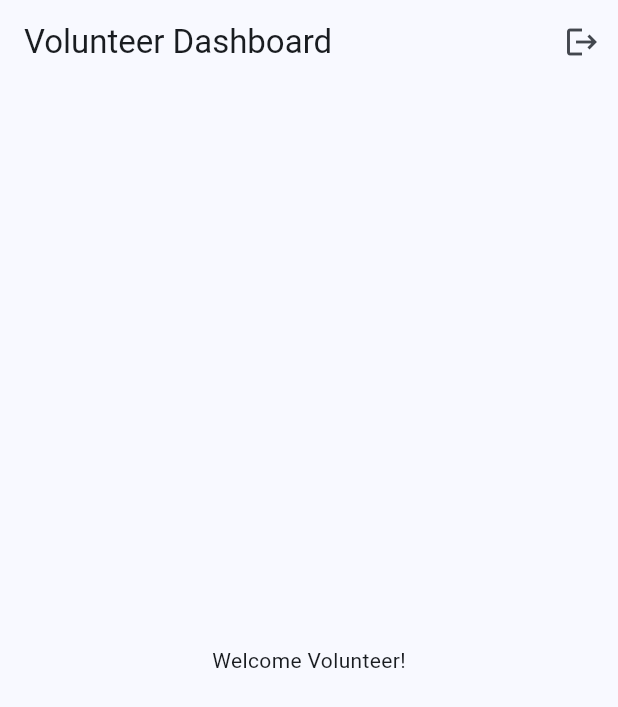
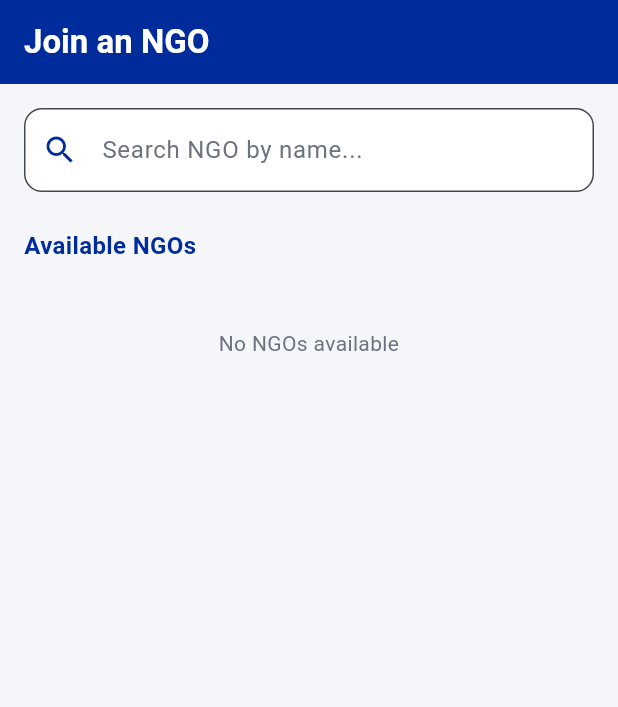
Before and after one commit to urastogi2048/Flux, a Flutter app: the VolunteerSetupScreen screen opened directly, after a tap on "Complete Setup", on a phone screen of 412 x 824 dp. Shown: the top 707 px of the screen. Run offline on Flutter 3.47's test engine with Material 3 defaults, Android fonts, the phone set to English and light mode, and no system bars; our stand-ins replace cloud_firestore, file_picker, firebase_auth, firebase_core, flutter_riverpod, google_sign_in; accounts and stored records are empty; network calls fail.

Commit message:
feat:added ngo joining screen

```diff
--- a/flux_app/lib/screens/authscreens/volunteer_setup_screen.dart
+++ b/flux_app/lib/screens/authscreens/volunteer_setup_screen.dart
@@ -5,7 +5,7 @@ import 'package:cloud_firestore/cloud_firestore.dart';
 import '../../providers/auth_provider.dart';
 import '../../models/usermodel.dart';
 import '../../models/volunteermodel.dart';
-import '../dashboards/volunteer_dashboard.dart';
+import '../volunteer/ngo_search_join_screen.dart';
 
 class VolunteerSetupScreen extends ConsumerStatefulWidget {
   const VolunteerSetupScreen({super.key});
@@ -60,7 +60,9 @@ class _VolunteerSetupScreenState extends ConsumerState<VolunteerSetupScreen> {
     if (mounted) {
       setState(() => _isLoading = false);
       Navigator.of(context).pushAndRemoveUntil(
-        MaterialPageRoute(builder: (context) => const VolunteerDashboard()),
+        MaterialPageRoute(
+          builder: (context) => NGOSearchJoinScreen(volunteerUid: user.uid),
+        ),
         (route) => false,
       );
     }
--- /dev/null
+++ b/flux_app/lib/screens/volunteer/ngo_search_join_screen.dart
@@ -0,0 +1,321 @@
+import 'package:flutter/material.dart';
+import 'package:flutter_riverpod/flutter_riverpod.dart';
+import 'package:cloud_firestore/cloud_firestore.dart';
+import '../../providers/auth_provider.dart';
+import '../../models/ngomodel.dart';
+import '../volunteer/volunteerlanding.dart';
+
+class NGOSearchJoinScreen extends ConsumerStatefulWidget {
+  final String volunteerUid;
+
+  const NGOSearchJoinScreen({super.key, required this.volunteerUid});
+
+  @override
+  ConsumerState<NGOSearchJoinScreen> createState() => _NGOSearchJoinScreenState();
+}
+
+class _NGOSearchJoinScreenState extends ConsumerState<NGOSearchJoinScreen> {
+  final _searchCtrl = TextEditingController();
+  late FirebaseFirestore _firestore;
+
+  static const Color _navy = Color(0xFF002B9A);
+  static const Color _sky = Color(0xFFCDE8FF);
+  static const Color _pageBg = Color(0xFFF4F6F9);
+  static const Color _labelGrey = Color(0xFF6B7280);
+  static const Color _completeGreen = Color(0xFF1B8A4A);
+
+  List<Map<String, dynamic>> _allNGOs = [];
+  List<Map<String, dynamic>> _filteredNGOs = [];
+  List<String> _joinedNGOIds = [];
+  bool _isLoading = true;
+  String _searchQuery = '';
+
+  @override
+  void initState() {
+    super.initState();
+    _firestore = FirebaseFirestore.instance;
+    _fetchNGOs();
+  }
+
+  Future<void> _fetchNGOs() async {
+    try {
+      // Fetch all active NGOs
+      final snapshot = await _firestore
+          .collection('ngos')
+          .where('isActive', isEqualTo: true)
+          .get();
+
+      // Fetch user's joined NGOs
+      final userDoc = await _firestore.collection('users').doc(widget.volunteerUid).get();
+      final userNgoid = List<String>.from(userDoc.data()?['ngoid'] ?? []);
+
+      setState(() {
+        _allNGOs = snapshot.docs.map((doc) => doc.data()).toList();
+        _joinedNGOIds = userNgoid;
+        _filteredNGOs = _allNGOs;
+        _isLoading = false;
+      });
+    } catch (e) {
+      print("Error fetching NGOs: $e");
+      setState(() => _isLoading = false);
+      if (mounted) {
+        ScaffoldMessenger.of(context).showSnackBar(
+          SnackBar(content: Text('Error loading NGOs: $e')),
+        );
+      }
+    }
+  }
+
+  void _filterNGOs(String query) {
+    setState(() {
+      _searchQuery = query.toLowerCase();
+      if (_searchQuery.isEmpty) {
+        _filteredNGOs = _allNGOs;
+      } else {
+        _filteredNGOs = _allNGOs
+            .where((ngo) => (ngo['name'] ?? '').toLowerCase().contains(_searchQuery))
+            .toList();
+      }
+    });
+  }
+
+  Future<void> _joinNGO(String ngoid) async {
+    try {
+      final authService = ref.read(authServiceProvider);
+      final success = await authService.assignVolunteerToNGO(
+        volunteerUid: widget.volunteerUid,
+        ngoid: ngoid,
+      );
+
+      if (success) {
+        setState(() {
+          _joinedNGOIds.add(ngoid);
+        });
+
+        if (mounted) {
+          ScaffoldMessenger.of(context).showSnackBar(
+            const SnackBar(content: Text('Successfully joined NGO!')),
+          );
+
+          // Refresh user details and navigate
+          await Future.delayed(const Duration(milliseconds: 500));
+          if (mounted) {
+            Navigator.of(context).pushAndRemoveUntil(
+              MaterialPageRoute(builder: (context) => const VolunteerLanding()),
+              (route) => false,
+            );
+          }
+        }
+      }
+    } catch (e) {
+      print("Error joining NGO: $e");
+      if (mounted) {
+        ScaffoldMessenger.of(context).showSnackBar(
+          SnackBar(content: Text('Error joining NGO: $e')),
+        );
+      }
+    }
+  }
+
+  @override
+  Widget build(BuildContext context) {
+    return Scaffold(
+      backgroundColor: _pageBg,
+      appBar: AppBar(
+        backgroundColor: _navy,
+        title: const Text(
+          'Join an NGO',
+          style: TextStyle(color: Colors.white, fontWeight: FontWeight.bold),
+        ),
+        elevation: 0,
+      ),
+      body: _isLoading
+          ? const Center(child: CircularProgressIndicator())
+          : SingleChildScrollView(
+              padding: const EdgeInsets.all(16.0),
+              child: Column(
+                crossAxisAlignment: CrossAxisAlignment.stretch,
+                children: [
+                  // Search Bar
+                  TextField(
+                    controller: _searchCtrl,
+                    onChanged: _filterNGOs,
+                    decoration: InputDecoration(
+                      hintText: 'Search NGO by name...',
+                      hintStyle: const TextStyle(color: _labelGrey),
+                      prefixIcon: const Icon(Icons.search, color: _navy),
+                      suffixIcon: _searchQuery.isNotEmpty
+                          ? IconButton(
+                              icon: const Icon(Icons.clear),
+                              onPressed: () {
+                                _searchCtrl.clear();
+                                _filterNGOs('');
+                              },
+                            )
+                          : null,
+                      border: OutlineInputBorder(
+                        borderRadius: BorderRadius.circular(12),
+                        borderSide: const BorderSide(color: _sky),
+                      ),
+                      filled: true,
+                      fillColor: Colors.white,
+                    ),
+                  ),
+                  const SizedBox(height: 24),
+
+                  // Already Joined Section
+                  if (_joinedNGOIds.isNotEmpty) ...[
+                    Text(
+                      'My NGOs (${_joinedNGOIds.length})',
+                      style: const TextStyle(
+                        fontSize: 16,
+                        fontWeight: FontWeight.bold,
+                        color: _navy,
+                      ),
+                    ),
+                    const SizedBox(height: 12),
+                    ..._allNGOs
+                        .where((ngo) => _joinedNGOIds.contains(ngo['ngoid']))
+                        .map((ngo) => _buildNGOCard(ngo, isJoined: true))
+                        .toList(),
+                    const SizedBox(height: 24),
+                  ],
+
+                  // Available NGOs Section
+                  Text(
+                    'Available NGOs',
+                    style: const TextStyle(
+                      fontSize: 16,
+                      fontWeight: FontWeight.bold,
+                      color: _navy,
+                    ),
+                  ),
+                  const SizedBox(height: 12),
+                  if (_filteredNGOs.isEmpty)
+                    Center(
+                      child: Padding(
+                        padding: const EdgeInsets.all(32.0),
+                        child: Text(
+                          _searchQuery.isEmpty
+                              ? 'No NGOs available'
+                              : 'No NGOs found matching "$_searchQuery"',
+                          style: const TextStyle(color: _labelGrey),
+                          textAlign: TextAlign.center,
+                        ),
+                      ),
+                    )
+                  else
+                    ..._filteredNGOs
+                        .where((ngo) => !_joinedNGOIds.contains(ngo['ngoid']))
+                        .map((ngo) => _buildNGOCard(ngo, isJoined: false))
+                        .toList(),
+                ],
+              ),
+            ),
+    );
+  }
+
+  Widget _buildNGOCard(Map<String, dynamic> ngo, {required bool isJoined}) {
+    return Container(
+      margin: const EdgeInsets.only(bottom: 12),
+      decoration: BoxDecoration(
+        color: Colors.white,
+        border: Border.all(color: isJoined ? _completeGreen : _sky),
+        borderRadius: BorderRadius.circular(12),
+      ),
+      child: Padding(
+        padding: const EdgeInsets.all(16),
+        child: Column(
+          crossAxisAlignment: CrossAxisAlignment.start,
+          children: [
+            Row(
+              mainAxisAlignment: MainAxisAlignment.spaceBetween,
+              children: [
+                Expanded(
+                  child: Column(
+                    crossAxisAlignment: CrossAxisAlignment.start,
+                    children: [
+                      Text(
+                        ngo['name'] ?? 'Unknown NGO',
+                        style: const TextStyle(
+                          fontSize: 16,
+                          fontWeight: FontWeight.bold,
+                          color: _navy,
+                        ),
+                        maxLines: 2,
+                        overflow: TextOverflow.ellipsis,
+                      ),
+                      const SizedBox(height: 4),
+                      Text(
+                        ngo['ngotype'] ?? '',
+                        style: const TextStyle(
+                          fontSize: 12,
+                          color: _labelGrey,
+                        ),
+                      ),
+                    ],
+                  ),
+                ),
+                if (isJoined)
+                  Container(
+                    padding: const EdgeInsets.symmetric(horizontal: 8, vertical: 4),
+                    decoration: BoxDecoration(
+                      color: _completeGreen.withOpacity(0.2),
+                      borderRadius: BorderRadius.circular(8),
+                    ),
+                    child: const Text(
+                      'Joined',
+                      style: TextStyle(
+                        color: _completeGreen,
+                        fontSize: 12,
+                        fontWeight: FontWeight.bold,
+                      ),
+                    ),
+                  ),
+              ],
+            ),
+            const SizedBox(height: 8),
+            Text(
+              ngo['description'] ?? 'No description',
+              style: const TextStyle(
+                fontSize: 13,
+                color: _labelGrey,
+              ),
+              maxLines: 2,
+              overflow: TextOverflow.ellipsis,
+            ),
+            if (!isJoined) ...[
+              const SizedBox(height: 12),
+              SizedBox(
+                width: double.infinity,
+                child: ElevatedButton(
+                  style: ElevatedButton.styleFrom(
+                    backgroundColor: _navy,
+                    shape: RoundedRectangleBorder(
+                      borderRadius: BorderRadius.circular(8),
+                    ),
+                    padding: const EdgeInsets.symmetric(vertical: 10),
+                  ),
+                  onPressed: () => _joinNGO(ngo['ngoid']),
+                  child: const Text(
+                    'Join NGO',
+                    style: TextStyle(
+                      color: Colors.white,
+                      fontWeight: FontWeight.bold,
+                    ),
+                  ),
+                ),
+              ),
+            ],
+          ],
+        ),
+      ),
+    );
+  }
+
+  @override
+  void dispose() {
+    _searchCtrl.dispose();
+    super.dispose();
+  }
+}
```
Also changed, not shown: flux_app/lib/screens/authscreens/auth_wrapper.dart (+27 -1 lines), flux_app/lib/screens/volunteer/volunteerlanding.dart (+20 -0 lines), flux_app/pubspec.lock.
